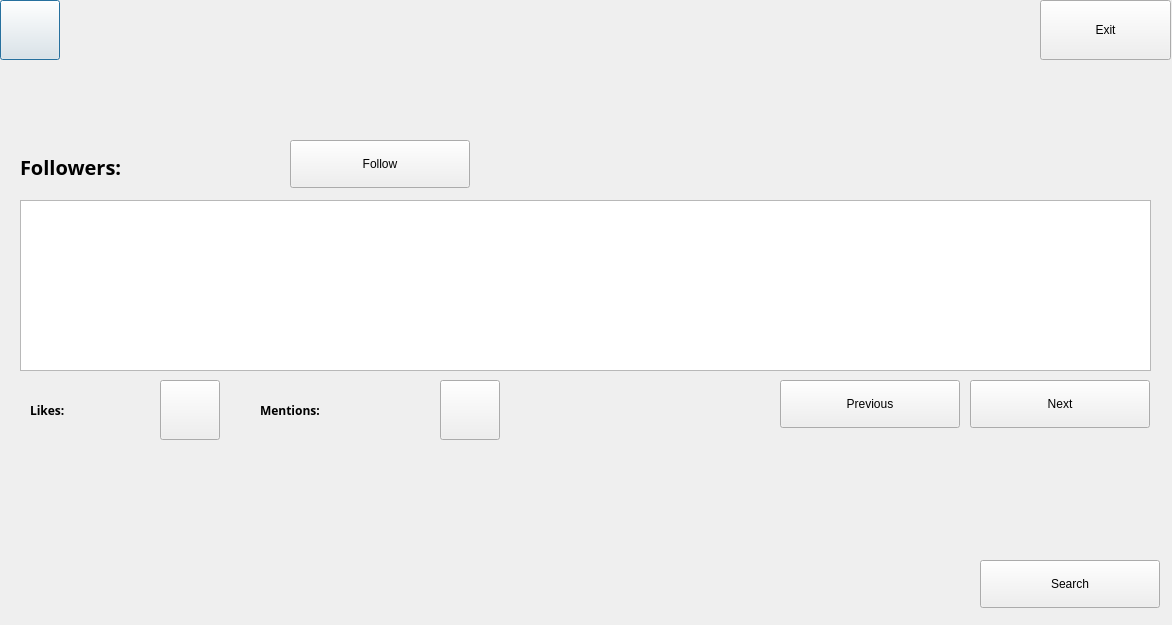
Before: the Qt Designer form Project/useraccount.ui in DKeshavarz/AP-GUI, drawn with Qt 5.
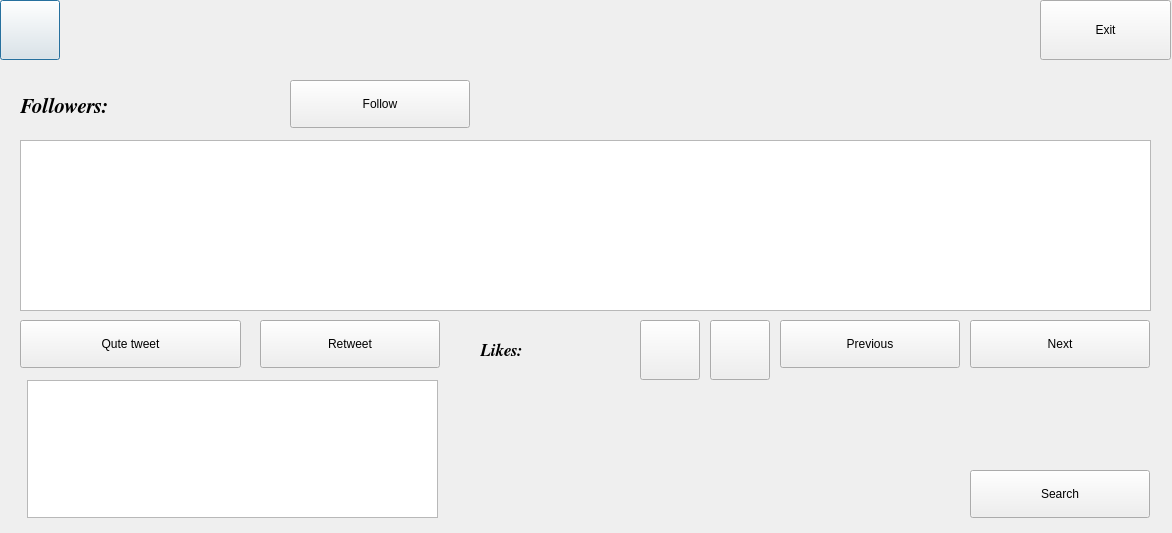
After: the same form once the commit is applied. Icons and pictures are not drawn.

Commit message: Add Qute tweet and reTweet

```diff
--- a/Project/useraccount.ui
+++ b/Project/useraccount.ui
@@ -7,7 +7,7 @@
     <x>0</x>
     <y>0</y>
     <width>1172</width>
-    <height>625</height>
+    <height>533</height>
    </rect>
   </property>
   <property name="windowTitle">
@@ -17,7 +17,7 @@
    <property name="geometry">
     <rect>
      <x>20</x>
-     <y>200</y>
+     <y>140</y>
      <width>1131</width>
      <height>171</height>
     </rect>
@@ -27,16 +27,17 @@
    <property name="geometry">
     <rect>
      <x>20</x>
-     <y>150</y>
+     <y>90</y>
      <width>261</width>
      <height>34</height>
     </rect>
    </property>
    <property name="font">
     <font>
-     <family>Dyuthi</family>
-     <pointsize>15</pointsize>
+     <family>FreeSerif</family>
+     <pointsize>16</pointsize>
      <weight>75</weight>
+     <italic>true</italic>
      <bold>true</bold>
     </font>
    </property>
@@ -80,7 +81,7 @@
    <property name="geometry">
     <rect>
      <x>780</x>
-     <y>380</y>
+     <y>320</y>
      <width>180</width>
      <height>48</height>
     </rect>
@@ -105,16 +106,18 @@
   <widget class="QLabel" name="likeTxt">
    <property name="geometry">
     <rect>
-     <x>30</x>
-     <y>380</y>
-     <width>131</width>
+     <x>480</x>
+     <y>320</y>
+     <width>151</width>
      <height>61</height>
     </rect>
    </property>
    <property name="font">
     <font>
-     <family>Dyuthi</family>
+     <family>FreeSerif</family>
+     <pointsize>13</pointsize>
      <weight>75</weight>
+     <italic>true</italic>
      <bold>true</bold>
     </font>
    </property>
@@ -128,7 +131,7 @@
      <x>0</x>
      <y>0</y>
      <width>1172</width>
-     <height>625</height>
+     <height>533</height>
     </rect>
    </property>
    <property name="text">
@@ -139,7 +142,7 @@
    <property name="geometry">
     <rect>
      <x>970</x>
-     <y>380</y>
+     <y>320</y>
      <width>180</width>
      <height>48</height>
     </rect>
@@ -190,8 +193,8 @@
   <widget class="QPushButton" name="userSearchBtn">
    <property name="geometry">
     <rect>
-     <x>980</x>
-     <y>560</y>
+     <x>970</x>
+     <y>470</y>
      <width>180</width>
      <height>48</height>
     </rect>
@@ -213,31 +216,11 @@
     </size>
    </property>
   </widget>
-  <widget class="QLabel" name="mentionTxt">
-   <property name="geometry">
-    <rect>
-     <x>260</x>
-     <y>380</y>
-     <width>181</width>
-     <height>61</height>
-    </rect>
-   </property>
-   <property name="font">
-    <font>
-     <family>Dyuthi</family>
-     <weight>75</weight>
-     <bold>true</bold>
-    </font>
-   </property>
-   <property name="text">
-    <string>Mentions:</string>
-   </property>
-  </widget>
   <widget class="QPushButton" name="likeBtn">
    <property name="geometry">
     <rect>
-     <x>160</x>
-     <y>380</y>
+     <x>640</x>
+     <y>320</y>
      <width>60</width>
      <height>60</height>
     </rect>
@@ -259,8 +242,8 @@
   <widget class="QPushButton" name="mentionBtn">
    <property name="geometry">
     <rect>
-     <x>440</x>
-     <y>380</y>
+     <x>710</x>
+     <y>320</y>
      <width>60</width>
      <height>60</height>
     </rect>
@@ -283,7 +266,7 @@
    <property name="geometry">
     <rect>
      <x>290</x>
-     <y>140</y>
+     <y>80</y>
      <width>180</width>
      <height>48</height>
     </rect>
@@ -301,6 +284,62 @@
     </size>
    </property>
   </widget>
+  <widget class="QPushButton" name="quteTweetBtn">
+   <property name="geometry">
+    <rect>
+     <x>20</x>
+     <y>320</y>
+     <width>221</width>
+     <height>48</height>
+    </rect>
+   </property>
+   <property name="text">
+    <string>Qute tweet</string>
+   </property>
+   <property name="icon">
+    <iconset resource="Resours/Recours.qrc">
+     <normaloff>:/icon/icons8-bird-64.png</normaloff>:/icon/icons8-bird-64.png</iconset>
+   </property>
+   <property name="iconSize">
+    <size>
+     <width>50</width>
+     <height>50</height>
+    </size>
+   </property>
+  </widget>
+  <widget class="QPushButton" name="retweetBtn">
+   <property name="geometry">
+    <rect>
+     <x>260</x>
+     <y>320</y>
+     <width>180</width>
+     <height>48</height>
+    </rect>
+   </property>
+   <property name="text">
+    <string>Retweet</string>
+   </property>
+   <property name="icon">
+    <iconset resource="Resours/Recours.qrc">
+     <normaloff>:/icon/icons8-link-96.png</normaloff>:/icon/icons8-link-96.png</iconset>
+   </property>
+   <property name="iconSize">
+    <size>
+     <width>40</width>
+     <height>40</height>
+    </size>
+   </property>
+  </widget>
+  <widget class="QPlainTextEdit" name="quteTweetTxt">
+   <property name="geometry">
+    <rect>
+     <x>27</x>
+     <y>380</y>
+     <width>411</width>
+     <height>138</height>
+    </rect>
+   </property>
+  </widget>
   <zorder>BG</zorder>
   <zorder>tweetTxt</zorder>
   <zorder>followersTxt</zorder>
```
Left out of the diff: 4 changed lines with no effect on the pictures. The commit also changes 7 other files.
